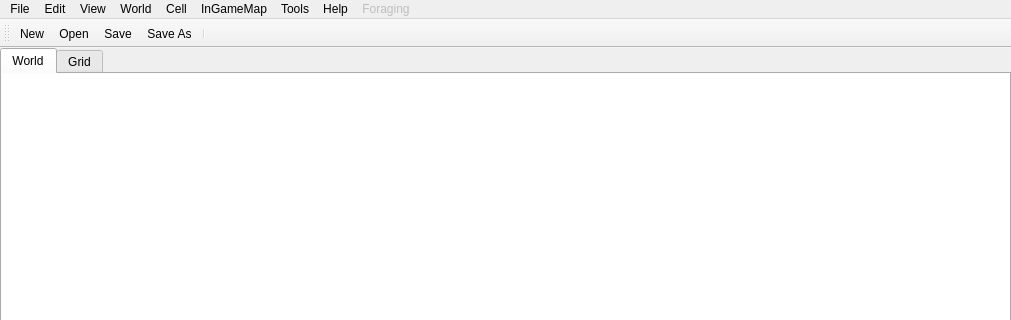
Unjammer/WorldEd, file src/editor/mainwindow.ui: the form before one commit; both pictures show x 0 to 1011 and y 0 to 320 of the 1011 by 630 pixel window.
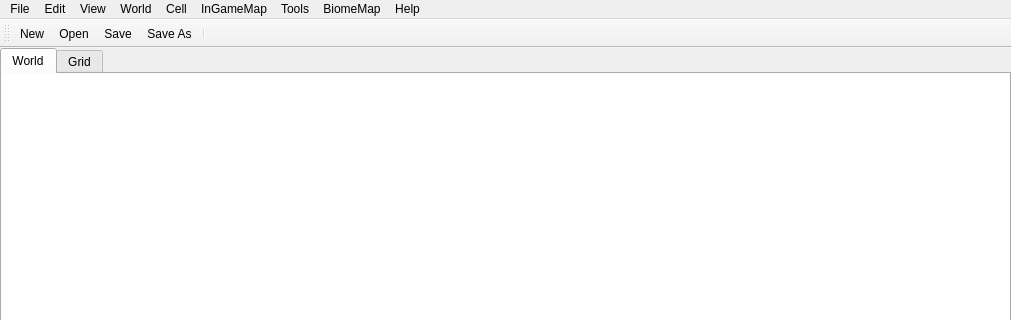
The form after the commit. Icons and pictures are not drawn.

Diff of the .ui file:
```diff
--- a/src/editor/mainwindow.ui
+++ b/src/editor/mainwindow.ui
@@ -230,7 +230,7 @@
      <x>0</x>
      <y>0</y>
      <width>1011</width>
-     <height>21</height>
+     <height>20</height>
     </rect>
    </property>
    <widget class="QMenu" name="fileMenu">
@@ -385,12 +385,9 @@
     <addaction name="actionOverwriteInGameMapFeaturesXML"/>
     <addaction name="actionCreateImagePyramid"/>
    </widget>
-   <widget class="QMenu" name="menuForaging">
-    <property name="enabled">
-     <bool>false</bool>
-    </property>
+   <widget class="QMenu" name="menuBiomeMap">
     <property name="title">
-     <string>Foraging</string>
+     <string>BiomeMap</string>
     </property>
    </widget>
    <addaction name="fileMenu"/>
@@ -400,8 +397,8 @@
    <addaction name="menuCell"/>
    <addaction name="menuInGameMap"/>
    <addaction name="menuTools"/>
+   <addaction name="menuBiomeMap"/>
    <addaction name="helpMenu"/>
-   <addaction name="menuForaging"/>
   </widget>
   <widget class="QToolBar" name="mainToolBar">
    <property name="windowTitle">
```
Left out of the diff: 179 changed lines with no effect on the pictures.
